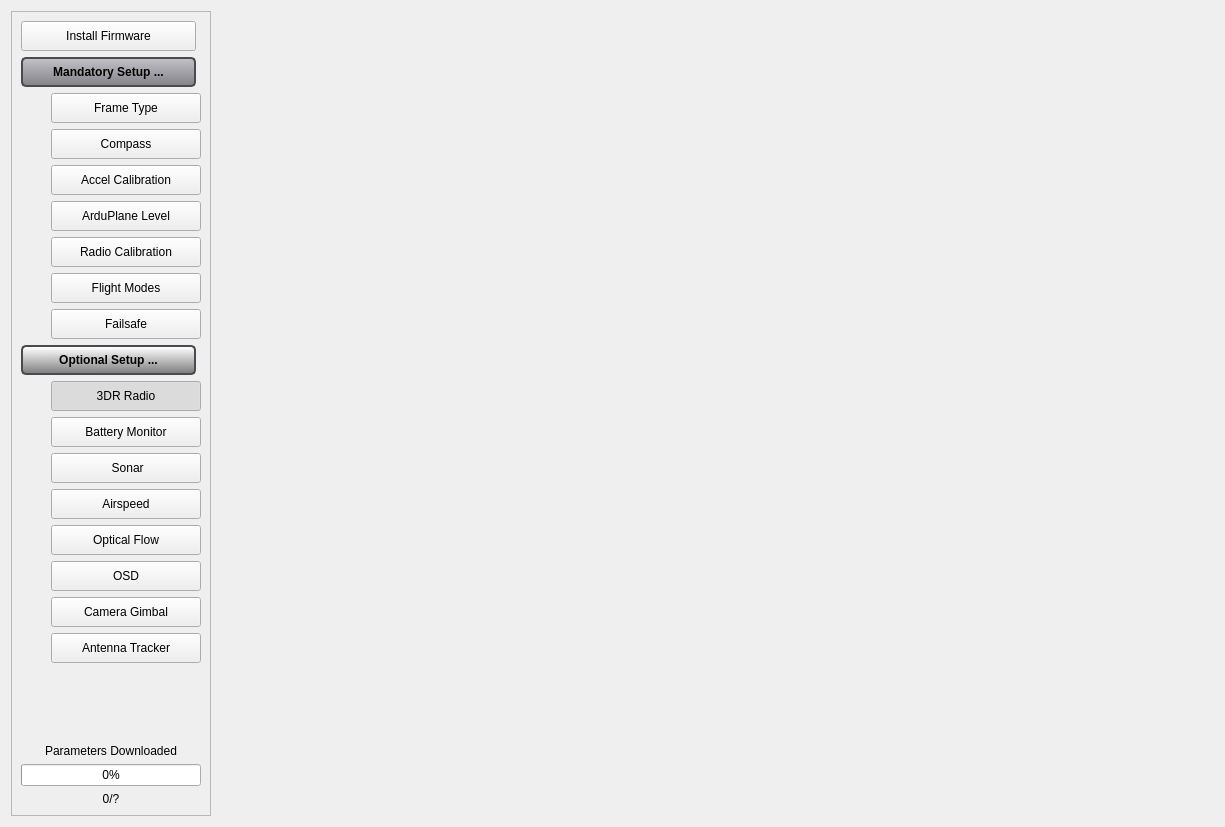
The window that src/ui/configuration/ApmHardwareConfig.ui (ArduPilot/apm_planner) describes before a commit, drawn with Qt 5.
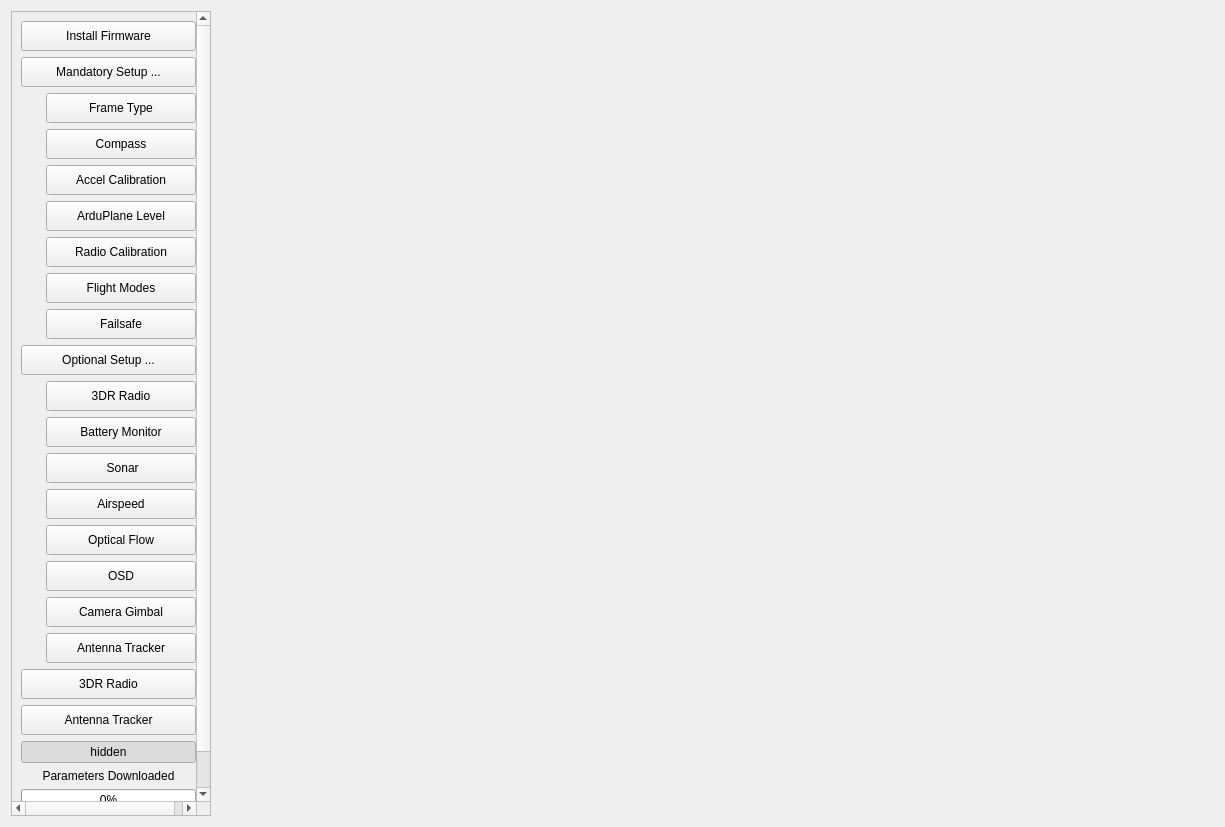
The same window after the commit. Icons and pictures are not drawn.

Commit message: Reworking of "Initial Setup" Mandatory and Optional Buttons.

The edit to the form file:
```diff
--- a/src/ui/configuration/ApmHardwareConfig.ui
+++ b/src/ui/configuration/ApmHardwareConfig.ui
@@ -101,24 +101,7 @@
             </size>
            </property>
            <property name="styleSheet">
-            <string notr="true">QPushButton {
-	font-weight: bold;
-	/*min-height: 18px;*/
-	/*max-height: 18px;*/
-	border: 2px solid #4A4A4F;
-	border-radius: 5px;
-	padding-left: 10px;
-	padding-right: 10px;
-	background-color: qlineargradient(x1: 0, y1: 0, x2: 0, y2: 1, stop: 0 #C3C2C8, stop: 1 #828288);
-}
-
-QPushButton:checked {
-	background-color: qlineargradient(spread:pad, x1:0.507, y1:0.0340909, x2:0.522167, y2:1, stop:0 rgba(255, 255, 255, 255), stop:1 rgba(123, 123, 123, 255))
-}
-
-QPushButton:pressed {
-	background-color: qlineargradient(x1: 0, y1: 0, x2: 0, y2: 1, stop: 0 #bbbbbb, stop: 1 #b0b0b0);
-}</string>
+            <string notr="true"/>
            </property>
            <property name="text">
             <string>Mandatory Setup ...</string>
@@ -165,6 +148,9 @@
            <property name="checkable">
             <bool>true</bool>
            </property>
+           <property name="checked">
+            <bool>false</bool>
+           </property>
            <property name="autoExclusive">
             <bool>true</bool>
            </property>
@@ -350,24 +336,7 @@
             </size>
            </property>
            <property name="styleSheet">
-            <string notr="true">QPushButton {
-	font-weight: bold;
-	/*min-height: 18px;*/
-	/*max-height: 18px;*/
-	border: 2px solid #4A4A4F;
-	border-radius: 5px;
-	padding-left: 10px;
-	padding-right: 10px;
-	background-color: qlineargradient(x1: 0, y1: 0, x2: 0, y2: 1, stop: 0 #C3C2C8, stop: 1 #828288);
-}
-
-QPushButton:checked {
-	background-color: qlineargradient(spread:pad, x1:0.507, y1:0.0340909, x2:0.522167, y2:1, stop:0 rgba(255, 255, 255, 255), stop:1 rgba(123, 123, 123, 255))
-}
-
-QPushButton:pressed {
-	background-color: qlineargradient(x1: 0, y1: 0, x2: 0, y2: 1, stop: 0 #bbbbbb, stop: 1 #b0b0b0);
-}</string>
+            <string notr="true"/>
            </property>
            <property name="text">
             <string>Optional Setup ...</string>
@@ -384,7 +353,7 @@
             <bool>true</bool>
            </property>
            <property name="checked">
-            <bool>true</bool>
+            <bool>false</bool>
            </property>
            <property name="autoExclusive">
             <bool>false</bool>
@@ -412,7 +381,7 @@
             <bool>true</bool>
            </property>
            <property name="checked">
-            <bool>true</bool>
+            <bool>false</bool>
            </property>
            <property name="autoExclusive">
             <bool>true</bool>
@@ -594,6 +563,84 @@
            </property>
           </widget>
          </item>
+         <item>
+          <widget class="QPushButton" name="radio3DRLargeButton">
+           <property name="minimumSize">
+            <size>
+             <width>0</width>
+             <height>30</height>
+            </size>
+           </property>
+           <property name="maximumSize">
+            <size>
+             <width>16777215</width>
+             <height>30</height>
+            </size>
+           </property>
+           <property name="baseSize">
+            <size>
+             <width>30</width>
+             <height>0</height>
+            </size>
+           </property>
+           <property name="text">
+            <string>3DR Radio</string>
+           </property>
+           <property name="checkable">
+            <bool>true</bool>
+           </property>
+           <property name="autoExclusive">
+            <bool>true</bool>
+           </property>
+          </widget>
+         </item>
+         <item>
+          <widget class="QPushButton" name="antennaTrackerLargeButton">
+           <property name="minimumSize">
+            <size>
+             <width>0</width>
+             <height>30</height>
+            </size>
+           </property>
+           <property name="maximumSize">
+            <size>
+             <width>16777215</width>
+             <height>30</height>
+            </size>
+           </property>
+           <property name="baseSize">
+            <size>
+             <width>30</width>
+             <height>0</height>
+            </size>
+           </property>
+           <property name="text">
+            <string>Antenna Tracker</string>
+           </property>
+           <property name="checkable">
+            <bool>true</bool>
+           </property>
+           <property name="autoExclusive">
+            <bool>true</bool>
+           </property>
+          </widget>
+         </item>
+         <item>
+          <widget class="QPushButton" name="hiddenPushButton">
+           <property name="text">
+            <string>hidden</string>
+           </property>
+           <property name="checkable">
+            <bool>true</bool>
+           </property>
+           <property name="checked">
+            <bool>true</bool>
+           </property>
+           <property name="autoExclusive">
+            <bool>true</bool>
+           </property>
+          </widget>
+         </item>
          <item>
           <spacer name="verticalSpacer">
            <property name="orientation">
```
The commit also changes 1 other file.
